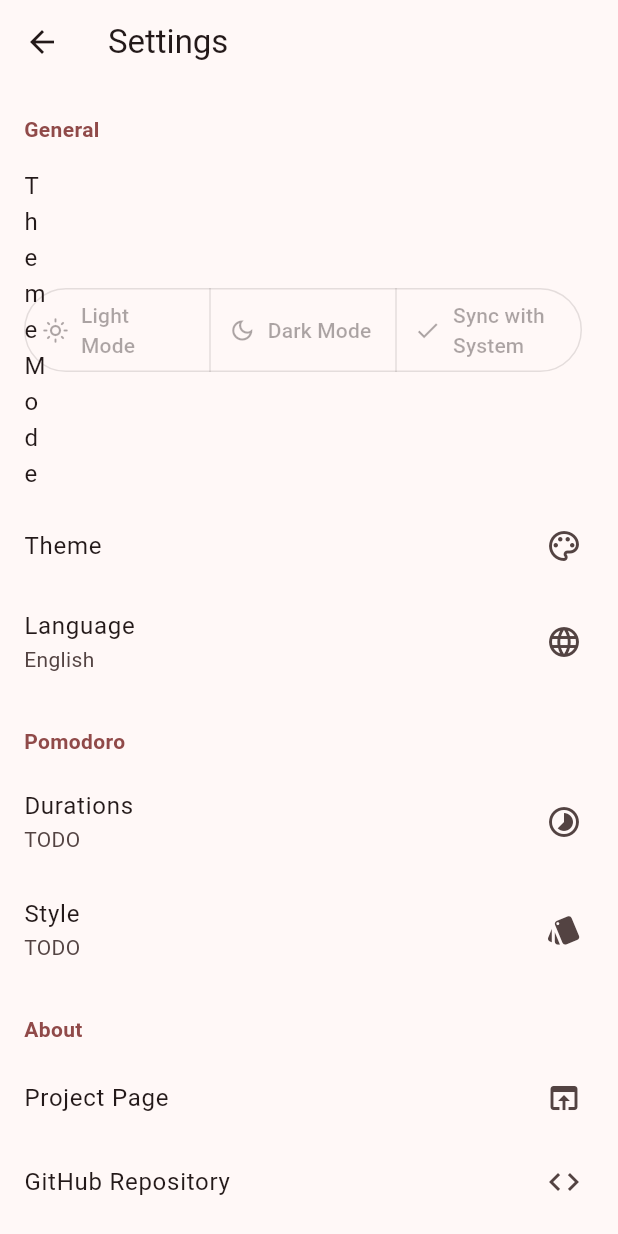
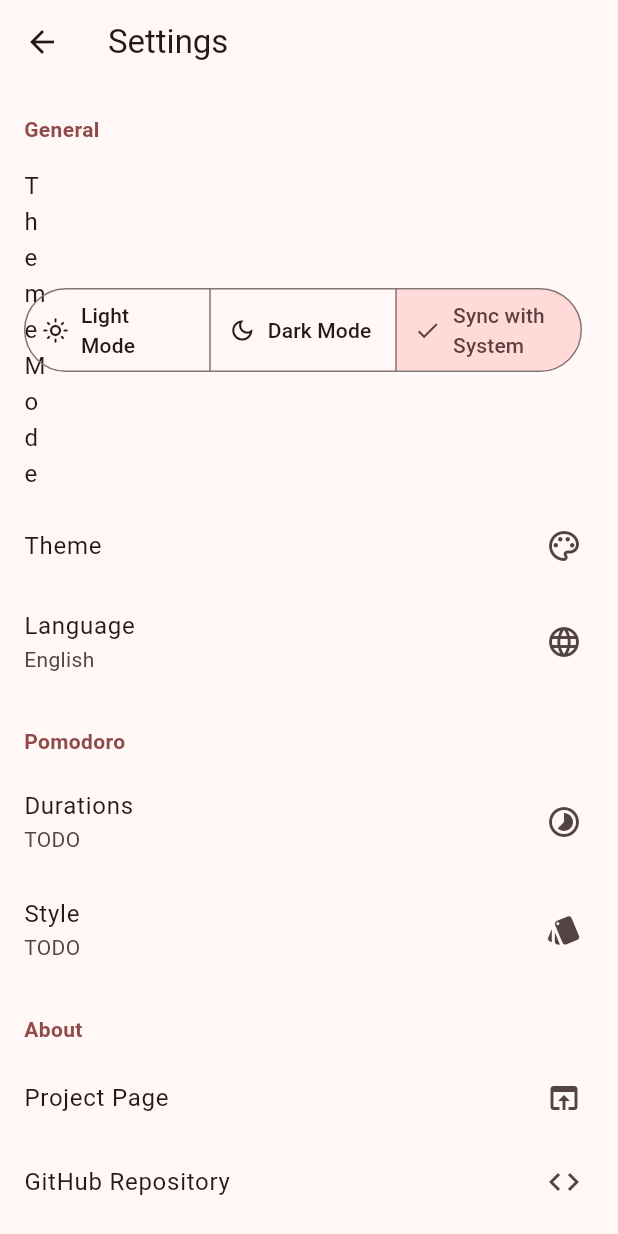
Before and after one commit to Horiz21/minova, a Flutter app: the screen it shows after launch, after a tap on the "settings" icon, on a phone screen of 412 x 824 dp. Run offline on Flutter 3.47's test engine with Material 3 defaults, Android fonts, the phone set to English and light mode, and no system bars; our stand-ins replace flutter_riverpod, hive_flutter, riverpod_annotation; missing offline and left inert: slang; accounts and stored records are empty; generated files the repository leaves out were written again.

Commit message:
feat(settings): Add theme mode selection
- Added `theme_provider.dart` for theme mode selection and theme selection in the future.

```diff
--- /dev/null
+++ b/lib/core/providers/theme_provider.dart
@@ -0,0 +1,31 @@
+// lib/core/providers/theme_provider.dart
+
+import 'package:flutter/material.dart';
+import 'package:hive_flutter/hive_flutter.dart';
+import 'package:riverpod_annotation/riverpod_annotation.dart';
+
+part 'theme_provider.g.dart';
+
+@riverpod
+class AppThemeMode extends _$AppThemeMode {
+  Box get _settingsBox => Hive.box('settings');
+
+  @override
+  ThemeMode build() {
+    final String? storedTheme = _settingsBox.get('themeMode');
+
+    switch (storedTheme) {
+      case 'light':
+        return ThemeMode.light;
+      case 'dark':
+        return ThemeMode.dark;
+      default:
+        return ThemeMode.system;
+    }
+  }
+
+  void setThemeMode(ThemeMode newThemeMode) {
+    state = newThemeMode;
+    _settingsBox.put('themeMode', newThemeMode.name);
+  }
+}
--- a/lib/features/settings/screens/settings_screen.dart
+++ b/lib/features/settings/screens/settings_screen.dart
@@ -1,6 +1,7 @@
 import 'package:flutter/material.dart';
 import 'package:flutter_riverpod/flutter_riverpod.dart';
 import 'package:minova/core/providers/language_provider.dart';
+import 'package:minova/core/providers/theme_provider.dart';
 import 'package:minova/gen/strings.g.dart';
 import 'package:minova/gen/language_constants.g.dart';
 
@@ -11,6 +12,7 @@ class SettingsScreen extends ConsumerWidget {
   Widget build(BuildContext context, WidgetRef ref) {
     final t = Translations.of(context);
     final currentLanguageName = t.meta.languageName;
+    final currentThemeMode = ref.watch(appThemeModeProvider);
 
     return Scaffold(
       appBar: AppBar(title: Text(t.settings.title)),
@@ -37,8 +39,12 @@ class SettingsScreen extends ConsumerWidget {
                   icon: const Icon(Icons.brightness_auto_outlined),
                 ),
               ],
-              selected: const <ThemeMode>{ThemeMode.system},
-              onSelectionChanged: null,
+              selected: <ThemeMode>{currentThemeMode},
+              onSelectionChanged: (Set<ThemeMode> newSelection) {
+                ref
+                    .read(appThemeModeProvider.notifier)
+                    .setThemeMode(newSelection.first);
+              },
               style: ButtonStyle(
                 tapTargetSize: MaterialTapTargetSize.shrinkWrap,
                 visualDensity: VisualDensity.adaptivePlatformDensity,
--- a/lib/main.dart
+++ b/lib/main.dart
@@ -4,6 +4,7 @@ import 'package:flutter_riverpod/flutter_riverpod.dart';
 import 'package:hive_flutter/hive_flutter.dart';
 import 'package:minova/common/theme/theme.dart';
 import 'package:minova/core/providers/language_provider.dart';
+import 'package:minova/core/providers/theme_provider.dart';
 import 'package:minova/gen/strings.g.dart';
 import 'package:minova/features/settings/screens/settings_screen.dart';
 
@@ -22,6 +23,7 @@ class MinovaApp extends ConsumerWidget {
   @override
   Widget build(BuildContext context, WidgetRef ref) {
     final locale = ref.watch(currentLocaleProvider);
+    final themeMode = ref.watch(appThemeModeProvider);
 
     return MaterialApp(
       debugShowCheckedModeBanner: false,
@@ -31,7 +33,7 @@ class MinovaApp extends ConsumerWidget {
       localizationsDelegates: GlobalMaterialLocalizations.delegates,
       theme: minovaLightTheme,
       darkTheme: minovaDarkTheme,
-      themeMode: ThemeMode.system,
+      themeMode: themeMode,
       home: const MinovaHomePage(),
     );
   }
```
Also changed, not shown: lib/core/providers/theme_provider.g.dart (added).
